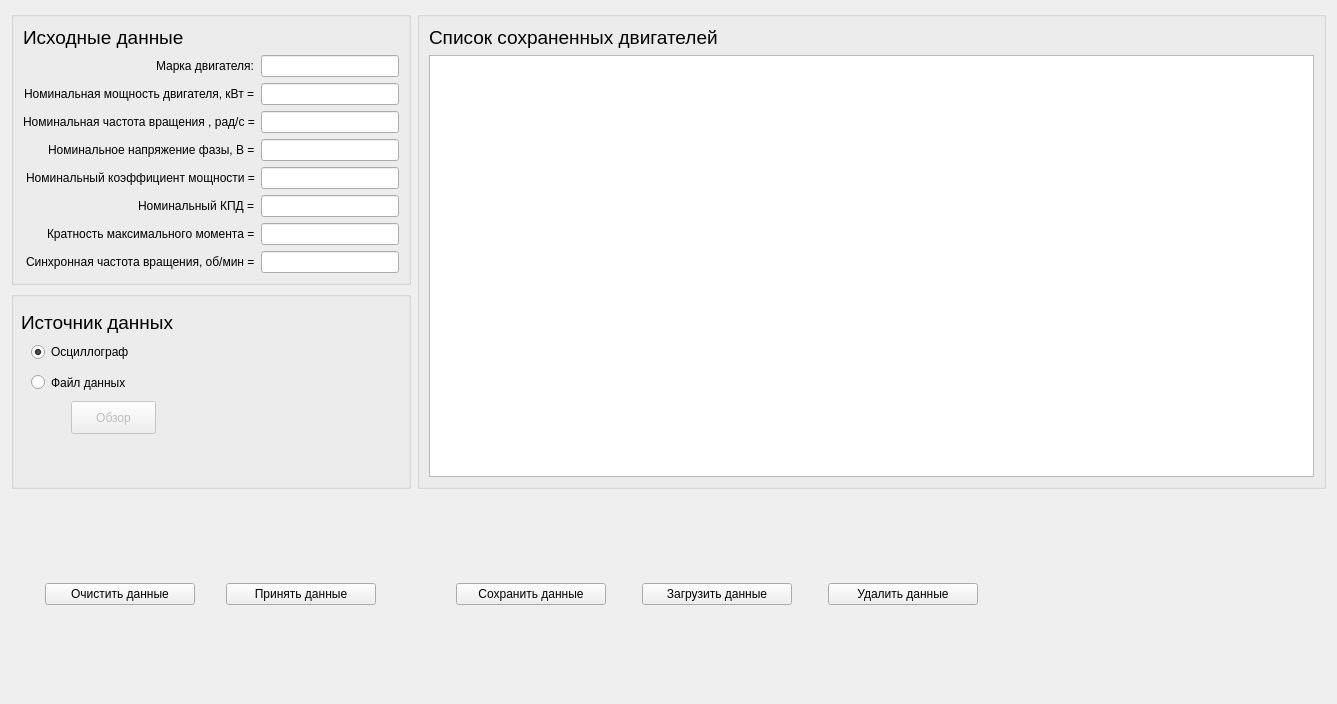
Ivanos121/ImView, file untitled/datas.ui: the form before one commit.
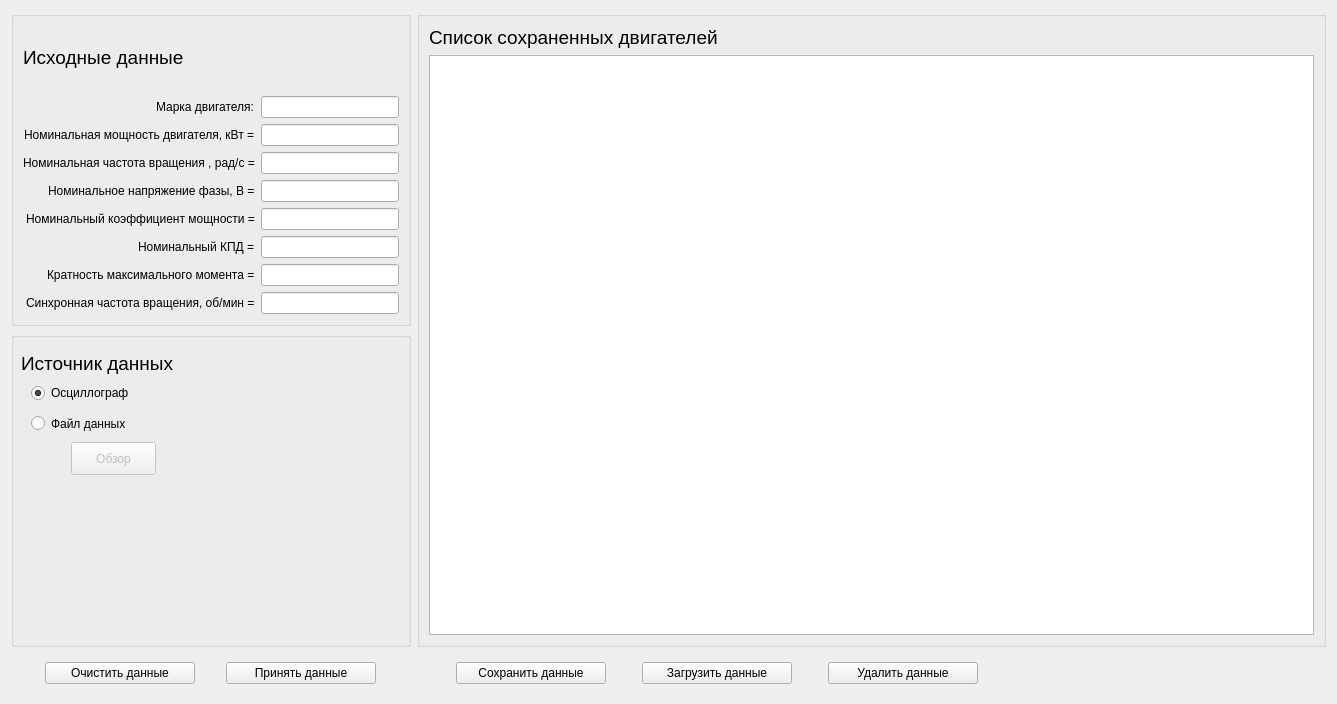
The form after the commit.

```diff
--- a/untitled/datas.ui
+++ b/untitled/datas.ui
@@ -223,6 +223,12 @@
    </item>
    <item row="2" column="0">
     <widget class="QWidget" name="widget" native="true">
+     <property name="maximumSize">
+      <size>
+       <width>16777215</width>
+       <height>40</height>
+      </size>
+     </property>
      <layout class="QHBoxLayout" name="horizontalLayout">
       <item>
        <widget class="QPushButton" name="pushButton_2">
```
